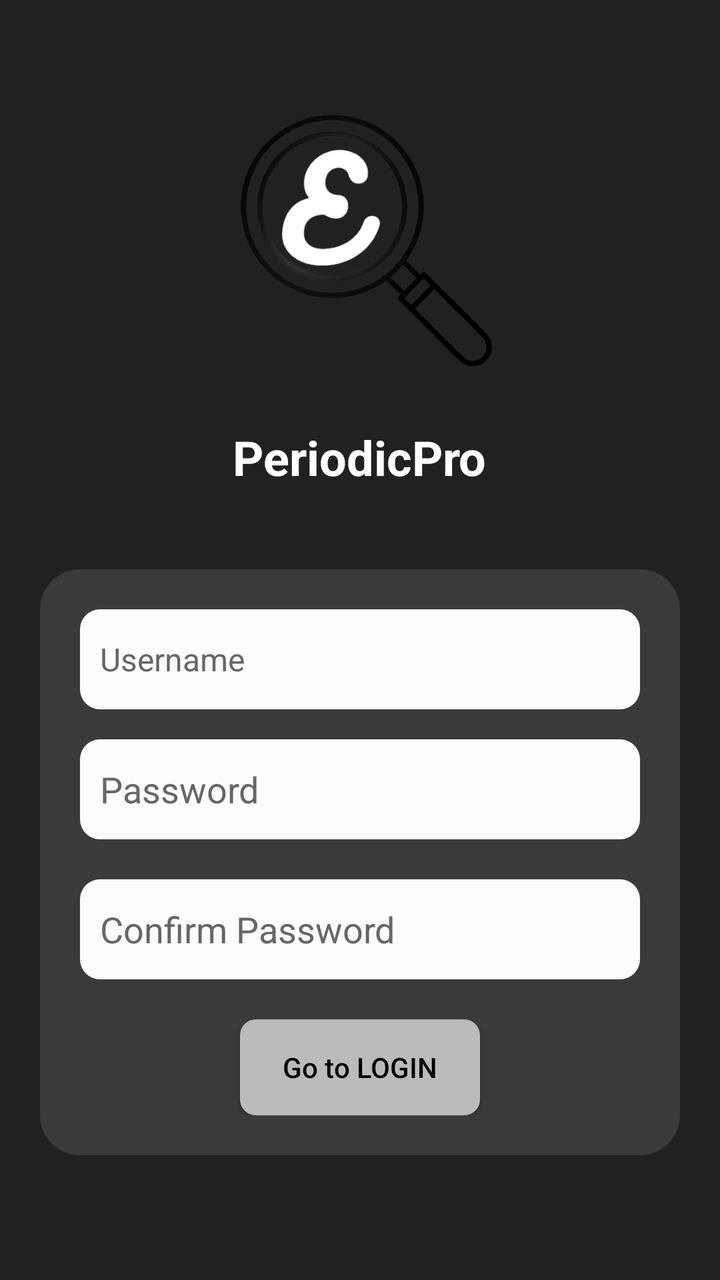
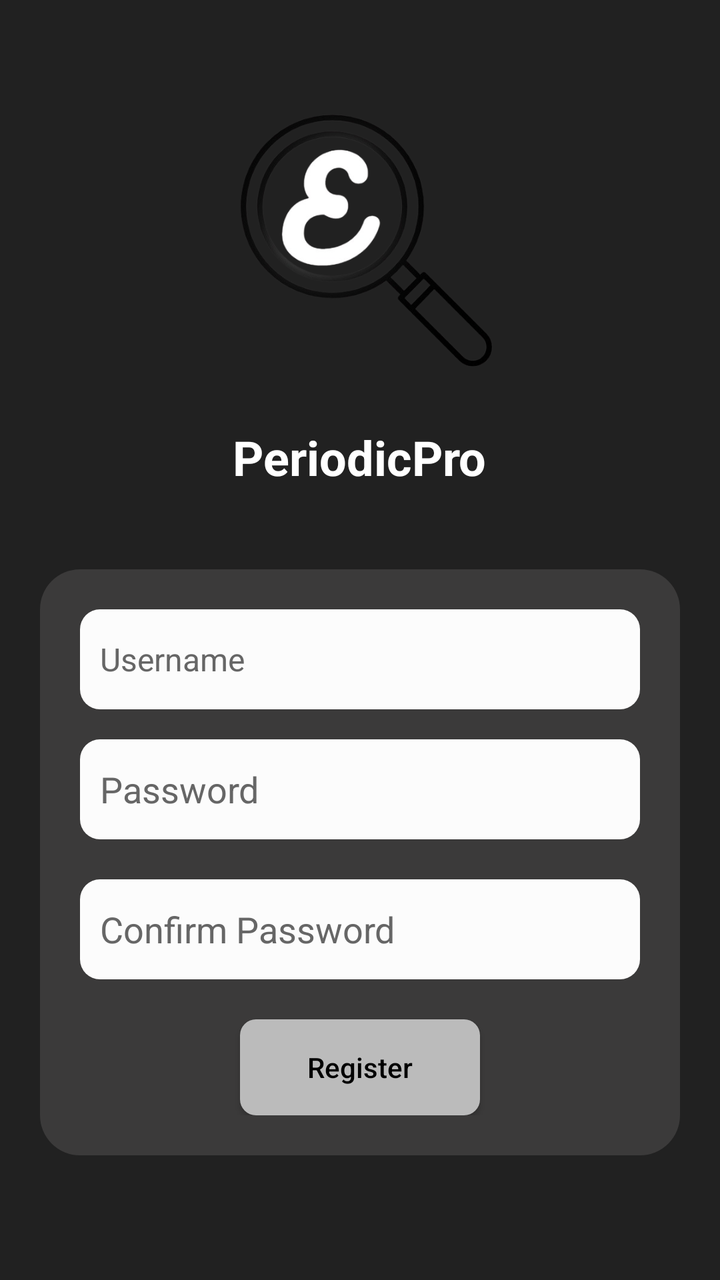

Screens rendered from an Android XML layout before and after an edit, with the pre-edit source and the edit as a unified diff.
<!-- AndroidManifest.xml: application theme Theme.PeriodicPro -->
<!-- res/layout/activity_register.xml -->
<?xml version="1.0" encoding="utf-8"?>
<LinearLayout xmlns:android="http://schemas.android.com/apk/res/android"
    xmlns:tools="http://schemas.android.com/tools"
    android:layout_width="match_parent"
    android:layout_height="match_parent"
    android:orientation="vertical"
    android:background="#212121"
    android:gravity="center">

    
    <ImageView
        android:layout_width="150dp"
        android:layout_height="150dp"
        android:src="@drawable/logo"
        android:layout_marginBottom="20dp"/>

    
    <TextView
        android:layout_width="wrap_content"
        android:layout_height="wrap_content"
        android:text="PeriodicPro"
        android:textSize="24sp"
        android:textColor="#FFFFFF"
        android:textStyle="bold"
        android:layout_marginBottom="20dp"/>

    
    <LinearLayout
        android:layout_width="match_parent"
        android:layout_height="wrap_content"
        android:orientation="vertical"
        android:padding="20dp"
        android:layout_margin="20dp"
        android:gravity="center"
        android:layout_marginTop="50dp"
        android:layout_marginBottom="30dp"
        android:paddingTop="40dp"
        android:paddingBottom="40dp"
        android:background="@drawable/rounded_form_bg">

        
        <EditText
            android:id="@+id/edittext_usernameRegister"
            android:layout_width="match_parent"
            android:layout_height="50dp"
            android:hint="Username"
            android:textColorHint="#666666"
            android:textColor="#000000"
            android:padding="10dp"
            android:layout_marginBottom="15dp"
            android:background="@drawable/rounded_input_bg"
            android:textSize="16sp"
            tools:ignore="VisualLintTextFieldSize" />

        
        <EditText
            android:id="@+id/edittext_passwordRegister"
            android:layout_width="match_parent"
            android:layout_height="50dp"
            android:hint="Password"
            android:textColorHint="#666666"
            android:textColor="#000000"
            android:padding="10dp"
            android:inputType="textPassword"
            android:layout_marginBottom="20dp"
            android:background="@drawable/rounded_input_bg"
            tools:ignore="VisualLintTextFieldSize" />

        <EditText
            android:id="@+id/edittext_confirmPassword"
            android:layout_width="match_parent"
            android:layout_height="50dp"
            android:hint="Confirm Password"
            android:textColorHint="#666666"
            android:textColor="#000000"
            android:padding="10dp"
            android:inputType="textPassword"
            android:layout_marginBottom="20dp"
            android:background="@drawable/rounded_input_bg"
            tools:ignore="VisualLintTextFieldSize" />

        
        <Button
            android:id="@+id/button_goToLogin"
            android:layout_width="120dp"
            android:layout_height="48dp"
            android:text="Go to LOGIN"
            android:textColor="#000000"
            android:padding="10dp"
            android:textAllCaps="false"
            android:background="@drawable/rounded_button_bg"/>
    </LinearLayout>


</LinearLayout>
<!-- resources referenced by this layout -->
<resources>
  <!-- drawable logo: png bitmap (drawable, 91512 bytes) -->
  <!-- drawable rounded_button_bg (drawable) -->
  <?xml version="1.0" encoding="utf-8"?>
  <shape xmlns:android="http://schemas.android.com/apk/res/android"
      android:shape="rectangle">
      <solid android:color="#bbbbbb" />
      <corners android:radius="8dp" />
  </shape>
  <!-- drawable rounded_form_bg (drawable) -->
  <?xml version="1.0" encoding="utf-8"?>
  <shape xmlns:android="http://schemas.android.com/apk/res/android">
      <solid android:color="#3b3a3a"/> 
      <corners android:radius="20dp"/> 
  </shape>
  <!-- drawable rounded_input_bg (drawable) -->
  <?xml version="1.0" encoding="utf-8"?>
  <shape xmlns:android="http://schemas.android.com/apk/res/android">
      <solid android:color="#fcfcfc"/> 
      <corners android:radius="10dp"/> 
  </shape>
  <style name="Theme.PeriodicPro" parent="Theme.AppCompat.DayNight.NoActionBar">
          <item name="colorPrimary">#212121</item>
          <item name="colorPrimaryDark">#171717</item>
          <item name="colorAccent">#00796B</item>
          <item name="android:windowBackground">#212121</item>
      </style>
</resources>

<!-- the commit's change to res/layout/activity_register.xml (unified diff, before → after) -->
@@ -84,7 +84,7 @@
             android:id="@+id/button_goToLogin"
             android:layout_width="120dp"
             android:layout_height="48dp"
-            android:text="Go to LOGIN"
+            android:text="Register"
             android:textColor="#000000"
             android:padding="10dp"
             android:textAllCaps="false"
